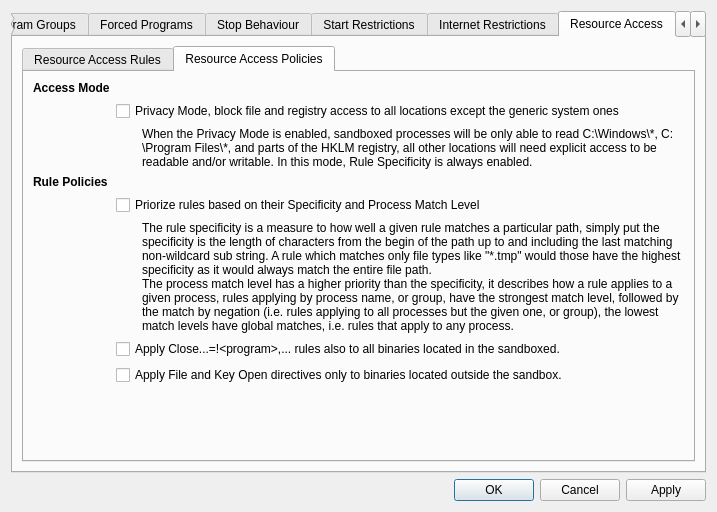
Before: the Qt Designer form SandboxiePlus/SandMan/Forms/OptionsWindow.ui in sandboxie-plus/Sandboxie, drawn with Qt 5.
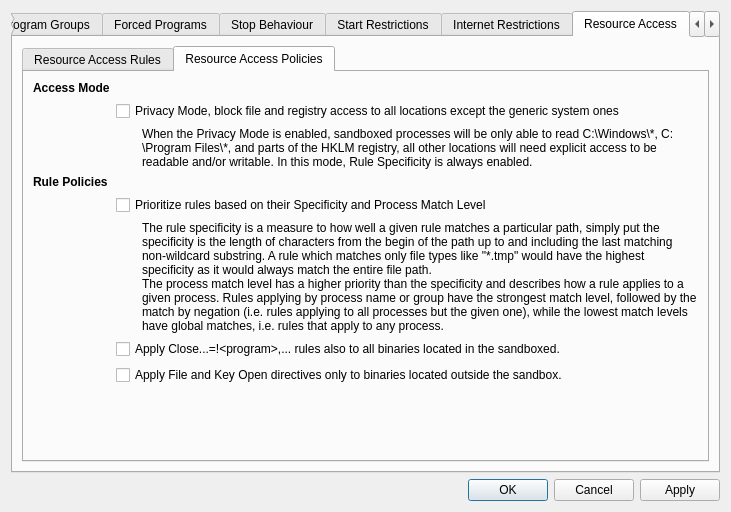
After: the same form once the commit is applied. The open tabs and pages were chosen to show the change.

The edit to the form file:
```diff
--- a/SandboxiePlus/SandMan/Forms/OptionsWindow.ui
+++ b/SandboxiePlus/SandMan/Forms/OptionsWindow.ui
@@ -1747,8 +1747,8 @@
                <item row="5" column="3">
                 <widget class="QLabel" name="label_54">
                  <property name="text">
-                  <string>The rule specificity is a measure to how well a given rule matches a particular path, simply put the specificity is the length of characters from the begin of the path up to and including the last matching non-wildcard sub string. A rule which matches only file types like &quot;*.tmp&quot; would those have the highest specificity as it would always match the entire file path. 
-The process match level has a higher priority than the specificity, it describes how a rule applies to a given process, rules applying by process name, or group, have the strongest match level, followed by the match by negation (i.e. rules applying to all processes but the given one, or group), the lowest match levels have global matches, i.e. rules that apply to any process.</string>
+                  <string>The rule specificity is a measure to how well a given rule matches a particular path, simply put the specificity is the length of characters from the begin of the path up to and including the last matching non-wildcard substring. A rule which matches only file types like &quot;*.tmp&quot; would have the highest specificity as it would always match the entire file path. 
+The process match level has a higher priority than the specificity and describes how a rule applies to a given process. Rules applying by process name or group have the strongest match level, followed by the match by negation (i.e. rules applying to all processes but the given one), while the lowest match levels have global matches, i.e. rules that apply to any process.</string>
                  </property>
                  <property name="wordWrap">
                   <bool>true</bool>
@@ -1771,7 +1771,7 @@
                <item row="4" column="2" colspan="2">
                 <widget class="QCheckBox" name="chkUseSpecificity">
                  <property name="text">
-                  <string>Priorize rules based on their Specificity and Process Match Level</string>
+                  <string>Prioritize rules based on their Specificity and Process Match Level</string>
                  </property>
                 </widget>
                </item>
@@ -2008,7 +2008,7 @@
                  <item row="8" column="1">
                   <widget class="QCheckBox" name="chkProtectSCM">
                    <property name="text">
-                    <string>Limit access to the emulated service control manager to privileged processes</string>
+                    <string>Limit access to the emulated service control manager from privileged processes</string>
                    </property>
                   </widget>
                  </item>
```
